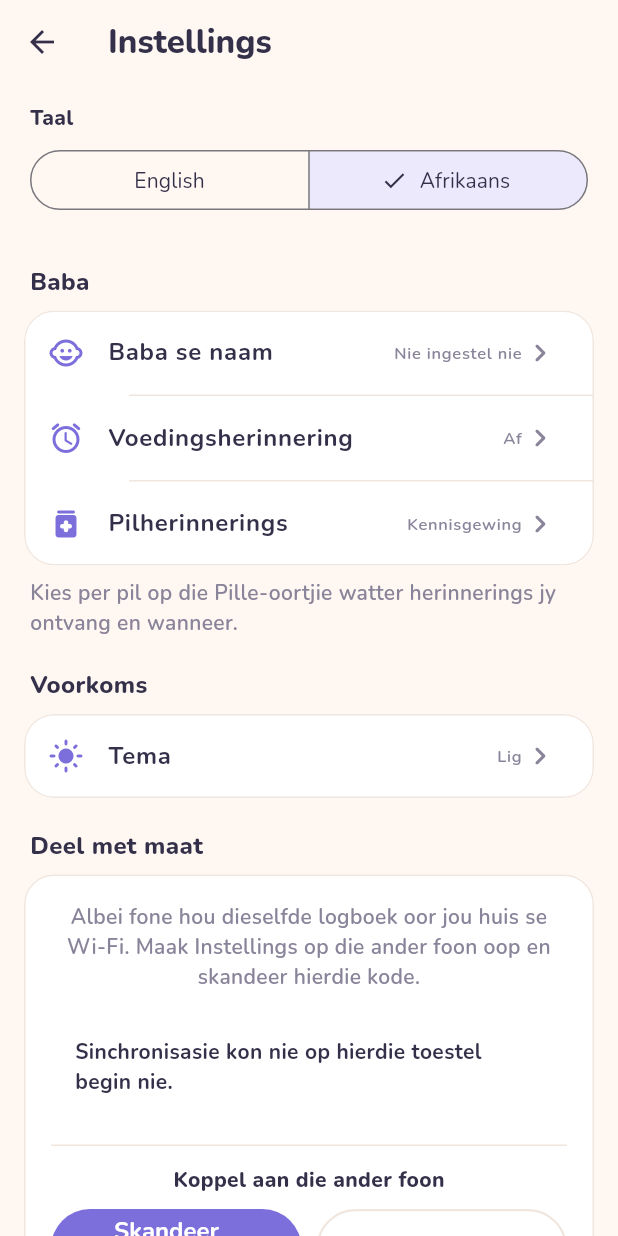
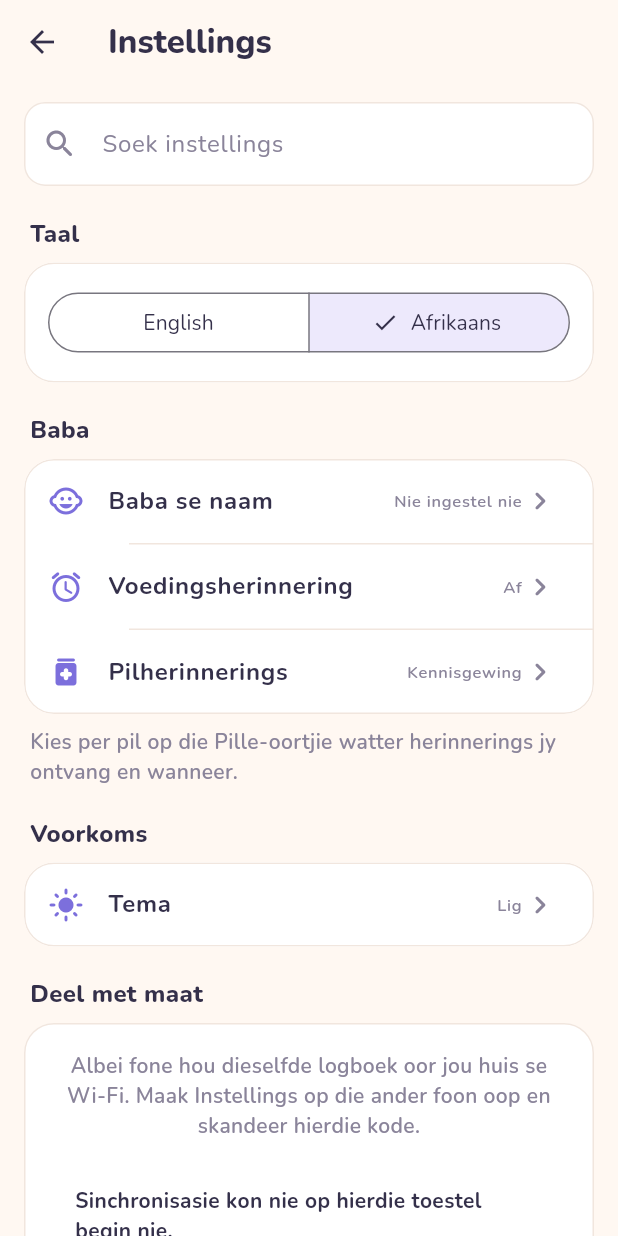
Before and after one commit to ChristopherVR/baby-log, a Flutter app: the SettingsPage screen opened directly, after a tap on "Afrikaans", on a phone screen of 412 x 824 dp. Run offline on Flutter 3.47's test engine with Material 3 defaults, Android fonts, the light colour scheme and no system bars; our stand-ins replace file_picker, flutter_local_notifications, flutter_timezone, material_symbols_icons, package_info_plus, qr_flutter and 1 more; missing offline and left inert: mobile_scanner.

Commit message:
Add settings search and prominent language selection

```diff
--- a/lib/src/localization.dart
+++ b/lib/src/localization.dart
@@ -166,6 +166,10 @@ class LTextFormField extends TextFormField {
 // so baby names, caregiver names, activity names and notes stay unchanged.
 const afrikaans = <String, String>{
   'Language': 'Taal',
+  'Search settings': 'Soek instellings',
+  'Clear search': 'Maak soektog skoon',
+  'No settings found. Try a different search.':
+      'Geen instellings gevind nie. Probeer ’n ander soektog.',
   'English': 'English',
   'Afrikaans': 'Afrikaans',
   'Choose your language': 'Kies jou taal',
--- a/lib/src/ui/language_picker.dart
+++ b/lib/src/ui/language_picker.dart
@@ -3,7 +3,9 @@ import 'package:flutter/material.dart';
 import 'common.dart';
 
 class LanguagePicker extends StatelessWidget {
-  const LanguagePicker({super.key});
+  const LanguagePicker({super.key, this.showLabel = true});
+
+  final bool showLabel;
 
   @override
   Widget build(BuildContext context) {
@@ -11,8 +13,13 @@ class LanguagePicker extends StatelessWidget {
     return Column(
       crossAxisAlignment: CrossAxisAlignment.stretch,
       children: [
-        const LText('Language', style: TextStyle(fontWeight: FontWeight.w800)),
-        const SizedBox(height: 8),
+        if (showLabel) ...[
+          const LText(
+            'Language',
+            style: TextStyle(fontWeight: FontWeight.w800),
+          ),
+          const SizedBox(height: 8),
+        ],
         SegmentedButton<String>(
           segments: const [
             ButtonSegment(value: 'en', label: Text('English')),
--- a/lib/src/ui/settings_page.dart
+++ b/lib/src/ui/settings_page.dart
@@ -253,34 +253,68 @@ Future<void> _showAppearanceSheet(BuildContext context) => showSheet(
   ),
 );
 
-class SettingsPage extends StatelessWidget {
+class SettingsPage extends StatefulWidget {
   const SettingsPage({super.key});
+
+  @override
+  State<SettingsPage> createState() => _SettingsPageState();
+}
+
+class _SettingsPageState extends State<SettingsPage> {
+  final _search = TextEditingController();
+
+  @override
+  void dispose() {
+    _search.dispose();
+    super.dispose();
+  }
+
+  bool _matches(Iterable<String> terms) {
+    final words = _search.text.trim().toLowerCase().split(RegExp(r'\s+'));
+    final searchable = terms
+        .expand((term) => [term, tr(term, language: 'af')])
+        .join(' ')
+        .toLowerCase();
+    return words.every(searchable.contains);
+  }
 
   @override
   Widget build(BuildContext context) {
     final app = AppScope.of(context);
-    return Scaffold(
-      appBar: AppBar(title: const LText('Settings')),
-      body: PageWidth(
-        child: PullToSync(
-          child: ListView(
-            physics: const AlwaysScrollableScrollPhysics(),
-            // Room for the phone's navigation buttons (e.g. Samsung) below the last item.
-            padding: EdgeInsets.fromLTRB(
-              16,
-              0,
-              16,
-              32 + MediaQuery.paddingOf(context).bottom,
+    final sections = <Widget>[];
+    void addSection(
+      String title,
+      List<({List<String> terms, Widget child})> entries, {
+      Widget? footer,
+      bool card = true,
+    }) {
+      final matches = entries
+          .where((entry) => _matches([title, ...entry.terms]))
+          .map((entry) => entry.child)
+          .toList();
+      if (matches.isEmpty) return;
+      sections.addAll([
+        SectionTitle(title),
+        if (card) ListCard(children: matches) else ...matches,
+        ?footer,
+      ]);
+    }
+
+    addSection('Language', [
+      (
+        terms: ['Language', 'English', 'Afrikaans'],
+        child: const Padding(
+          padding: EdgeInsets.all(16),
+          child: LanguagePicker(showLabel: false),
         ),
-            children: [
-              const Padding(
-                padding: EdgeInsets.fromLTRB(4, 12, 4, 12),
-                child: LanguagePicker(),
       ),
-              const SectionTitle('Baby'),
-              ListCard(
-                children: [
-                  _Tile(
+    ]);
+    addSection(
+      'Baby',
+      [
+        (
+          terms: ["Baby's name", app.babyName],
+          child: _Tile(
             icon: Icons.child_care_rounded,
             title: 'Baby\'s name',
             value: app.babyName.isEmpty ? 'Not set' : app.babyName,
@@ -294,7 +328,18 @@ class SettingsPage extends StatelessWidget {
               if (name != null) app.setBabyName(name);
             },
           ),
-                  _Tile(
+        ),
+        (
+          terms: [
+            'Feed reminder',
+            'Remind me to feed',
+            'How long after a feed?',
+            'How it rings',
+            'Notification',
+            'Alarm',
+            feedIntervalLabel(app.feedReminderMinutes),
+          ],
+          child: _Tile(
             icon: Icons.alarm_rounded,
             title: 'Feed reminder',
             value: app.feedReminderOn
@@ -302,42 +347,176 @@ class SettingsPage extends StatelessWidget {
                 : 'Off',
             onTap: () => showFeedReminderSheet(context),
           ),
-                  _Tile(
+        ),
+        (
+          terms: ['Pill reminders', 'How it rings', 'Notification', 'Alarm'],
+          child: _Tile(
             icon: Icons.medication_rounded,
             title: 'Pill reminders',
             value: app.pillAlarm ? 'Alarm' : 'Notification',
             onTap: () => _showPillRingSheet(context),
           ),
+        ),
       ],
-              ),
-              Padding(
+      footer: Padding(
         padding: const EdgeInsets.fromLTRB(4, 8, 4, 0),
         child: LText(
           'Which pills remind you, and when, is set per pill on the Pills tab.',
-                  style: TextStyle(
-                    color: Baby.muted,
-                    fontWeight: FontWeight.w600,
+          style: TextStyle(color: Baby.muted, fontWeight: FontWeight.w600),
         ),
       ),
-              ),
-              const SectionTitle('Appearance'),
-              ListCard(
-                children: [
-                  _Tile(
-                    icon: Baby.dark
-                        ? Icons.dark_mode_rounded
-                        : Icons.light_mode_rounded,
+    );
+    addSection('Appearance', [
+      (
+        terms: ['Theme', 'Light', 'Dark', 'Match phone'],
+        child: _Tile(
+          icon: Baby.dark ? Icons.dark_mode_rounded : Icons.light_mode_rounded,
           title: 'Theme',
           value: appearanceLabel(app.appearance),
           onTap: () => _showAppearanceSheet(context),
         ),
+      ),
+    ]);
+    addSection('Share with partner', [
+      (
+        terms: [
+          'Pair partner',
+          'Connect to the other phone',
+          'Scan code',
+          'Type code',
+          'Address',
+          'Code',
+          'Wi-Fi',
+          'Sync by QR code',
         ],
+        child: const PairCard(),
       ),
-              const SectionTitle('Share with partner'),
-              const PairCard(),
-              const SizedBox(height: 10),
-              const _PeersCard(),
-              const SectionTitle('Your data'),
+      (
+        terms: [
+          'Paired devices',
+          'Sync now',
+          'Sync automatically',
+          'Keep syncing when closed',
+          'Allow background use',
+          'After every change and every minute',
+          for (final peer in app.peers) ...[peer.name, peer.host],
+        ],
+        child: const Padding(
+          padding: EdgeInsets.only(top: 10),
+          child: _PeersCard(),
+        ),
+      ),
+    ], card: false);
+    addSection(
+      'Your data',
+      [
+        (
+          terms: ['Export backup', 'History', 'spreadsheet'],
+          child: _Tile(
+            icon: Icons.save_alt_rounded,
+            title: 'Export backup',
+            value: '',
+            onTap: () => exportBackupFile(context),
+          ),
+        ),
+        (
+          terms: ['Import backup', 'Your saved data could not be read'],
+          child: _Tile(
+            icon: Icons.upload_file_rounded,
+            title: 'Import backup',
+            value: '',
+            onTap: () => importBackupFile(context),
+          ),
+        ),
+      ],
+      footer: Padding(
+        padding: const EdgeInsets.fromLTRB(4, 8, 4, 0),
+        child: LText(
+          'Importing adds to your log and never deletes anything. '
+          'A spreadsheet export is on the History tab.',
+          style: TextStyle(color: Baby.muted, fontWeight: FontWeight.w600),
+        ),
+      ),
+    );
+    addSection('This device', [
+      (
+        terms: ['Device name', app.deviceName],
+        child: _Tile(
+          icon: Platform.isAndroid
+              ? Icons.phone_android_rounded
+              : Icons.computer_rounded,
+          title: 'Device name',
+          value: app.deviceName,
+          onTap: () async {
+            final name = await _ask(
+              context,
+              'Device name',
+              app.deviceName,
+              'e.g. Mom\'s phone',
+            );
+            if (name != null) app.setDeviceName(name);
+          },
+        ),
+      ),
+      (
+        terms: ['App version', AppState.appVersion],
+        child: _Tile(
+          icon: Icons.info_outline_rounded,
+          title: 'App version',
+          value: AppState.appVersion,
+          onTap: () {},
+        ),
+      ),
+      (
+        terms: ['Run first-time setup again', 'Welcome'],
+        child: _Tile(
+          icon: Icons.restart_alt_rounded,
+          title: 'Run first-time setup again',
+          value: '',
+          onTap: () {
+            Navigator.popUntil(context, (r) => r.isFirst);
+            app.restartSetup();
+          },
+        ),
+      ),
+    ]);
+    return Scaffold(
+      appBar: AppBar(title: const LText('Settings')),
+      body: PageWidth(
+        child: Column(
+          children: [
+            Padding(
+              padding: const EdgeInsets.fromLTRB(16, 12, 16, 0),
+              child: TextField(
+                controller: _search,
+                onChanged: (_) => setState(() {}),
+                decoration: LInputDecoration(
+                  labelText: 'Search settings',
+                  prefixIcon: const Icon(Icons.search_rounded),
+                  suffixIcon: _search.text.isEmpty
+                      ? null
+                      : LIconButton(
+                          tooltip: 'Clear search',
+                          icon: const Icon(Icons.close_rounded),
+                          onPressed: () => setState(_search.clear),
+                        ),
+                ),
+              ),
+            ),
+            Expanded(
+              child: PullToSync(
+                child: ListView(
+                  keyboardDismissBehavior:
+                      ScrollViewKeyboardDismissBehavior.onDrag,
+                  physics: const AlwaysScrollableScrollPhysics(),
+                  // Room for the phone's navigation buttons (e.g. Samsung) below the last item.
+                  padding: EdgeInsets.fromLTRB(
+                    16,
+                    0,
+                    16,
+                    32 + MediaQuery.paddingOf(context).bottom,
+                  ),
+                  children: [
                     if (app.loadProblem != null)
                       Padding(
                         padding: const EdgeInsets.only(bottom: 10),
@@ -358,71 +537,20 @@ class SettingsPage extends StatelessWidget {
                           ),
                         ),
                       ),
-              ListCard(
-                children: [
-                  _Tile(
-                    icon: Icons.save_alt_rounded,
-                    title: 'Export backup',
-                    value: '',
-                    onTap: () => exportBackupFile(context),
+                    ...sections,
+                    if (sections.isEmpty)
+                      const Padding(
+                        padding: EdgeInsets.symmetric(vertical: 32),
+                        child: LText(
+                          'No settings found. Try a different search.',
+                          textAlign: TextAlign.center,
                         ),
-                  _Tile(
-                    icon: Icons.upload_file_rounded,
-                    title: 'Import backup',
-                    value: '',
-                    onTap: () => importBackupFile(context),
                       ),
                   ],
                 ),
-              Padding(
-                padding: const EdgeInsets.fromLTRB(4, 8, 4, 0),
-                child: LText(
-                  'Importing adds to your log and never deletes anything. '
-                  'A spreadsheet export is on the History tab.',
-                  style: TextStyle(
-                    color: Baby.muted,
-                    fontWeight: FontWeight.w600,
               ),
             ),
-              ),
-              const SectionTitle('This device'),
-              ListCard(
-                children: [
-                  _Tile(
-                    icon: Platform.isAndroid
-                        ? Icons.phone_android_rounded
-                        : Icons.computer_rounded,
-                    title: 'Device name',
-                    value: app.deviceName,
-                    onTap: () async {
-                      final name = await _ask(
-                        context,
-                        'Device name',
-                        app.deviceName,
-                        'e.g. Mom\'s phone',
-                      );
-                      if (name != null) app.setDeviceName(name);
-                    },
-                  ),
-                  _Tile(
-                    icon: Icons.info_outline_rounded,
-                    title: 'App version',
-                    value: AppState.appVersion,
-                    onTap: () {},
-                  ),
-                  _Tile(
-                    icon: Icons.restart_alt_rounded,
-                    title: 'Run first-time setup again',
-                    value: '',
-                    onTap: () {
-                      Navigator.popUntil(context, (r) => r.isFirst);
-                      app.restartSetup();
-                    },
-                  ),
           ],
-              ),
-            ],
-          ),
         ),
       ),
     );
```
Also changed, not shown: 1 other file. Lines whose indentation alone changed are shown as unchanged.
